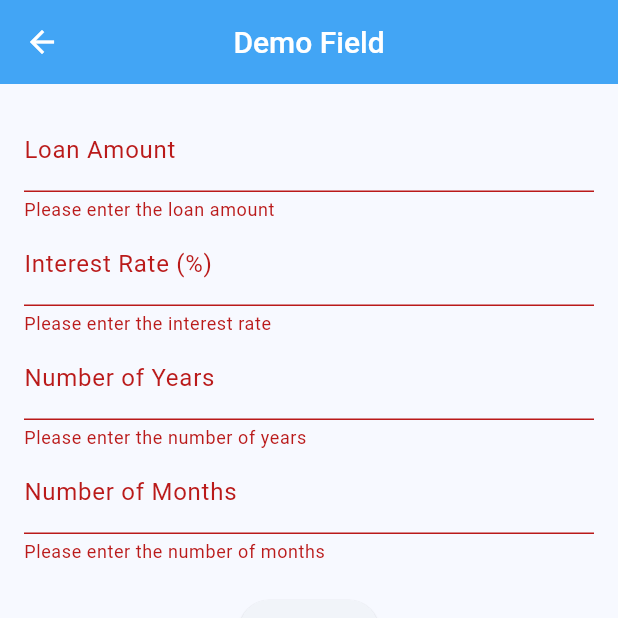
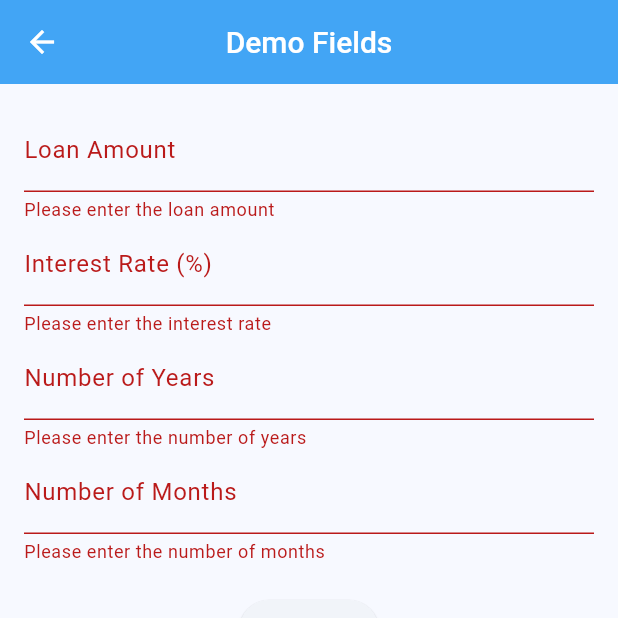
Before and after one commit to Aditya6371/getxdemo, a Flutter app: the TestFieldScreen screen opened directly, after a tap on "Submit", on a phone screen of 412 x 824 dp, the top half of it. Run offline on Flutter 3.47's test engine with Material 3 defaults, Android fonts, the light colour scheme and no system bars; our stand-ins replace get.

Commit message:
demo texfields

```diff
--- /dev/null
+++ b/lib/Controller/demoField_controller.dart
@@ -0,0 +1,94 @@
+import 'package:flutter/material.dart';
+import 'package:get/get.dart';
+
+class DemofieldController extends GetxController{
+ final loanAmountController = TextEditingController();
+  final interestRateController = TextEditingController();
+  final yearsController = TextEditingController();
+  final monthsController = TextEditingController();
+
+  final loanAmountError = ''.obs;
+  final interestRateError = ''.obs;
+  final yearsError = ''.obs;
+  final monthsError = ''.obs;
+
+  bool validate() {
+    bool isValid = true;
+
+    if (loanAmountController.text.isEmpty) {
+      loanAmountError.value = 'Please enter the loan amount';
+      isValid = false;
+    } else if (double.tryParse(loanAmountController.text) == null) {
+      loanAmountError.value = 'Please enter a valid number';
+      isValid = false;
+    } else if (double.parse(loanAmountController.text) <= 0) {
+      loanAmountError.value = 'Loan amount must be greater than zero';
+      isValid = false;
+    } else {
+      loanAmountError.value = '';
+    }
+
+    if (interestRateController.text.isEmpty) {
+      interestRateError.value = 'Please enter the interest rate';
+      isValid = false;
+    } else if (double.tryParse(interestRateController.text) == null) {
+      interestRateError.value = 'Please enter a valid number';
+      isValid = false;
+    } else if (double.parse(interestRateController.text) <= 0 || double.parse(interestRateController.text) >= 100) {
+      interestRateError.value = 'Interest rate must be between 0 and 100';
+      isValid = false;
+    } else {
+      interestRateError.value = '';
+    }
+
+    if (yearsController.text.isEmpty) {
+      yearsError.value = 'Please enter the number of years';
+      isValid = false;
+    } else if (int.tryParse(yearsController.text) == null) {
+      yearsError.value = 'Please enter a valid number';
+      isValid = false;
+    } else if (int.parse(yearsController.text) < 0) {
+      yearsError.value = 'Number of years cannot be negative';
+      isValid = false;
+    } else {
+      yearsError.value = '';
+    }
+
+    if (monthsController.text.isEmpty) {
+      monthsError.value = 'Please enter the number of months';
+      isValid = false;
+    } else if (int.tryParse(monthsController.text) == null) {
+      monthsError.value = 'Please enter a valid number';
+      isValid = false;
+    } else if (int.parse(monthsController.text) < 0 || int.parse(monthsController.text) > 11) {
+      monthsError.value = 'Number of months must be between 0 and 11';
+      isValid = false;
+    } else {
+      monthsError.value = '';
+    }
+
+    return isValid;
+  }
+
+  void processForm() {
+    if (validate()) {
+      final loanAmount = double.parse(loanAmountController.text);
+      final interestRate = double.parse(interestRateController.text);
+      final years = int.parse(yearsController.text);
+      final months = int.parse(monthsController.text);
+
+      final totalMonths = (years * 12) + months;
+
+      Get.snackbar('Success', 'Total loan period: $totalMonths months');
+    }
+  }
+
+  @override
+  void dispose() {
+    loanAmountController.dispose();
+    interestRateController.dispose();
+    yearsController.dispose();
+    monthsController.dispose();
+    super.dispose();
+  }
+}
--- a/lib/main.dart
+++ b/lib/main.dart
@@ -1,51 +1,14 @@
 import 'package:flutter/material.dart';
+import 'package:flutter/services.dart';
 import 'package:get/get.dart';
-//import 'package:getxdemo/Controller/theme_controller.dart';
 import 'Controller/theme_controller.dart';
 import 'screens/Homepage.dart';
 
 void main() {
+  SystemChrome.setPreferredOrientations(
+      [DeviceOrientation.portraitDown, DeviceOrientation.portraitUp]);
   runApp(MyApp());
 }
-
-// class MyApp extends StatelessWidget {
-//   const MyApp({super.key});
-
-//   // This widget is the root of your application.
-//   @override
-//   Widget build(BuildContext context) {
-//     return GetMaterialApp(
-//       debugShowCheckedModeBanner: false,
-//       title: 'GetX Demo',
-//       theme: ThemeData(
-//         colorScheme: ColorScheme.fromSeed(
-//           seedColor: Colors.blue.shade300,
-//         ),
-//         primaryColor: Colors.blue,
-//         useMaterial3: true,
-//         appBarTheme: AppBarTheme(
-//             backgroundColor: Colors.blue.shade300,
-//             titleTextStyle: const TextStyle(
-//               color: Colors.white,
-//               fontSize: 20,
-//               fontWeight: FontWeight.bold,
-//             ),
-//             iconTheme: const IconThemeData(color: Colors.white),
-//           ),
-//           darkTheme: ThemeData.dark().copyWith(
-//           useMaterial3: true,  // Enable Material Design 3 for dark theme as well
-//           appBarTheme: AppBarTheme(
-//             backgroundColor: Colors.grey.shade900,
-//             titleTextStyle: const TextStyle(
-//               color: Colors.white,
-//               fontSize: 20,
-//               fontWeight: FontWeight.bold,
-//             ),
-//       ),
-//       home: const HomePage(),
-//     );
-//   }
-// }
 
 class MyApp extends StatelessWidget {
   final Theme_Controller themeController = Get.put(Theme_Controller());
--- a/lib/screens/TextFieldScreen.dart
+++ b/lib/screens/TextFieldScreen.dart
@@ -1,6 +1,7 @@
 import 'package:flutter/material.dart';
 import 'package:flutter/services.dart';
 import 'package:get/get.dart';
+import 'package:getxdemo/Controller/demoField_controller.dart';
 
 class TestFieldScreen extends StatefulWidget {
   const TestFieldScreen({super.key});
@@ -10,132 +11,64 @@ class TestFieldScreen extends StatefulWidget {
 }
 
 class _TestFieldScreenState extends State<TestFieldScreen> {
-  final _formKey = GlobalKey<FormState>();
-  final _loanAmountController = TextEditingController();
-  final _interestRateController = TextEditingController();
-  final _yearsController = TextEditingController();
-  final _monthsController = TextEditingController();
-
-  String? _validateLoanAmount(String? value) {
-    if (value == null || value.isEmpty) {
-      return 'Please enter the loan amount';
-    }
-    if (double.tryParse(value) == null) {
-      return 'Please enter a valid number';
-    }
-    if (double.parse(value) <= 0) {
-      return 'Loan amount must be greater than zero';
-    }
-    return null;
-  }
-
-  String? _validateInterestRate(String? value) {
-    if (value == null || value.isEmpty) {
-      return 'Please enter the interest rate';
-    }
-    if (double.tryParse(value) == null) {
-      return 'Please enter a valid number';
-    }
-    if (double.parse(value) <= 0 || double.parse(value) >= 100) {
-      return 'Interest rate must be between 0 and 100';
-    }
-    return null;
-  }
-
-  String? _validateYears(String? value) {
-    if (value == null || value.isEmpty) {
-      return 'Please enter the number of years';
-    }
-    if (int.tryParse(value) == null) {
-      return 'Please enter a valid number';
-    }
-    if (int.parse(value) < 0) {
-      return 'Number of years cannot be negative';
-    }
-    return null;
-  }
-
-  String? _validateMonths(String? value) {
-    if (value == null || value.isEmpty) {
-      return 'Please enter the number of months';
-    }
-    if (int.tryParse(value) == null) {
-      return 'Please enter a valid number';
-    }
-    if (int.parse(value) < 0 || int.parse(value) > 11) {
-      return 'Number of months must be between 0 and 11';
-    }
-    return null;
-  }
+ final DemofieldController controller = Get.put(DemofieldController());
 
   @override
   Widget build(BuildContext context) {
     return Scaffold(
       appBar: AppBar(
-        title: const Text('Demo Field'),
+        title: const Text('Demo Fields'),
       ),
       body: Padding(
         padding: const EdgeInsets.all(16.0),
-        child: Form(
-          key: _formKey,
         child: Column(
           children: <Widget>[
-              TextFormField(
-                controller: _loanAmountController,
-                decoration: const InputDecoration(labelText: 'Loan Amount'),
-                keyboardType:
-                    const TextInputType.numberWithOptions(decimal: true),
-                validator: _validateLoanAmount,
+            Obx(() => TextFormField(
+              controller: controller.loanAmountController,
+              decoration: InputDecoration(
+                labelText: 'Loan Amount',
+                errorText: controller.loanAmountError.value.isEmpty ? null : controller.loanAmountError.value,
+              ),
+              keyboardType: const TextInputType.numberWithOptions(decimal: true),
               inputFormatters: [
                 FilteringTextInputFormatter.allow(RegExp(r'^\d+\.?\d{0,2}')),
               ],
+            )),
+            Obx(() => TextFormField(
+              controller: controller.interestRateController,
+              decoration: InputDecoration(
+                labelText: 'Interest Rate (%)',
+                errorText: controller.interestRateError.value.isEmpty ? null : controller.interestRateError.value,
               ),
-              TextFormField(
-                controller: _interestRateController,
-                decoration:
-                    const InputDecoration(labelText: 'Interest Rate (%)'),
-                keyboardType:
-                    const TextInputType.numberWithOptions(decimal: true),
-                validator: _validateInterestRate,
+              keyboardType: const TextInputType.numberWithOptions(decimal: true),
               inputFormatters: [
                 FilteringTextInputFormatter.allow(RegExp(r'^\d+\.?\d{0,2}')),
               ],
+            )),
+            Obx(() => TextFormField(
+              controller: controller.yearsController,
+              decoration: InputDecoration(
+                labelText: 'Number of Years',
+                errorText: controller.yearsError.value.isEmpty ? null : controller.yearsError.value,
               ),
-              TextFormField(
-                controller: _yearsController,
-                decoration: const InputDecoration(labelText: 'Number of Years'),
               keyboardType: TextInputType.number,
-                validator: _validateYears,
+            )),
+            Obx(() => TextFormField(
+              controller: controller.monthsController,
+              decoration: InputDecoration(
+                labelText: 'Number of Months',
+                errorText: controller.monthsError.value.isEmpty ? null : controller.monthsError.value,
               ),
-              TextFormField(
-                controller: _monthsController,
-                decoration:
-                    const InputDecoration(labelText: 'Number of Months'),
               keyboardType: TextInputType.number,
-                validator: _validateMonths,
-              ),
+            )),
             const SizedBox(height: 20),
             ElevatedButton(
-                onPressed: () {
-                  if (_formKey.currentState?.validate() ?? false) {
-                    Get.snackbar("Data Submitted", "Data is Proccessed");
-                  }
-                },
+              onPressed: controller.processForm,
               child: const Text('Submit'),
             ),
           ],
         ),
       ),
-      ),
     );
   }
-
-  @override
-  void dispose() {
-    _loanAmountController.dispose();
-    _interestRateController.dispose();
-    _yearsController.dispose();
-    _monthsController.dispose();
-    super.dispose();
 }
-}
```
Lines whose indentation alone changed are shown as unchanged.
